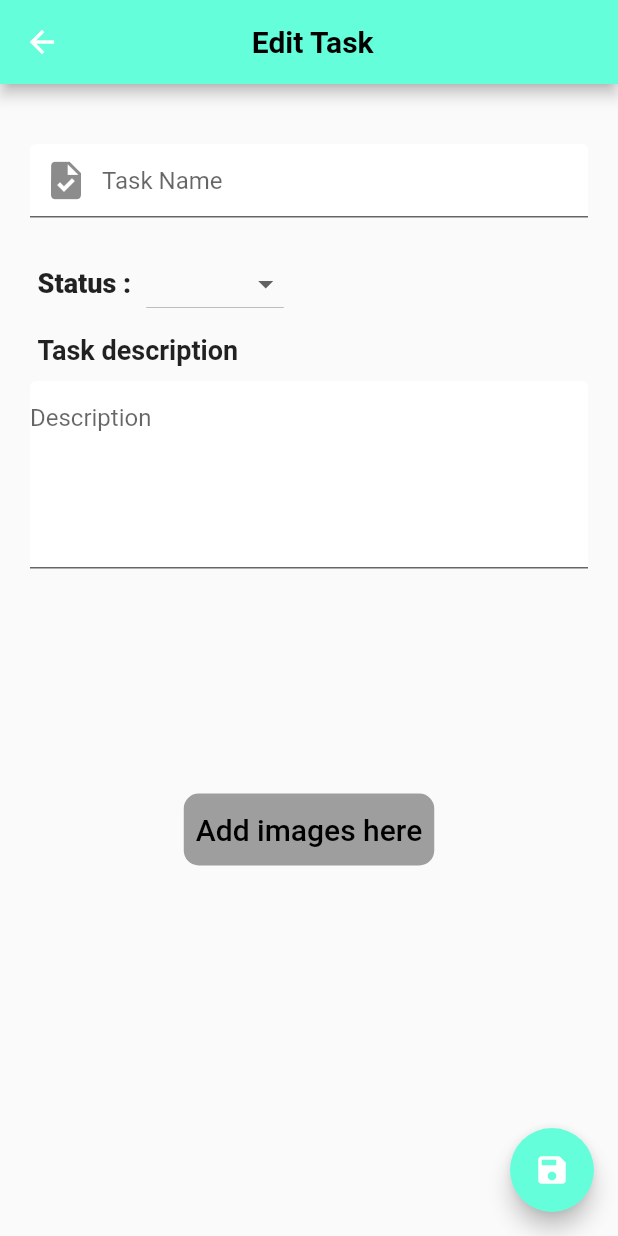
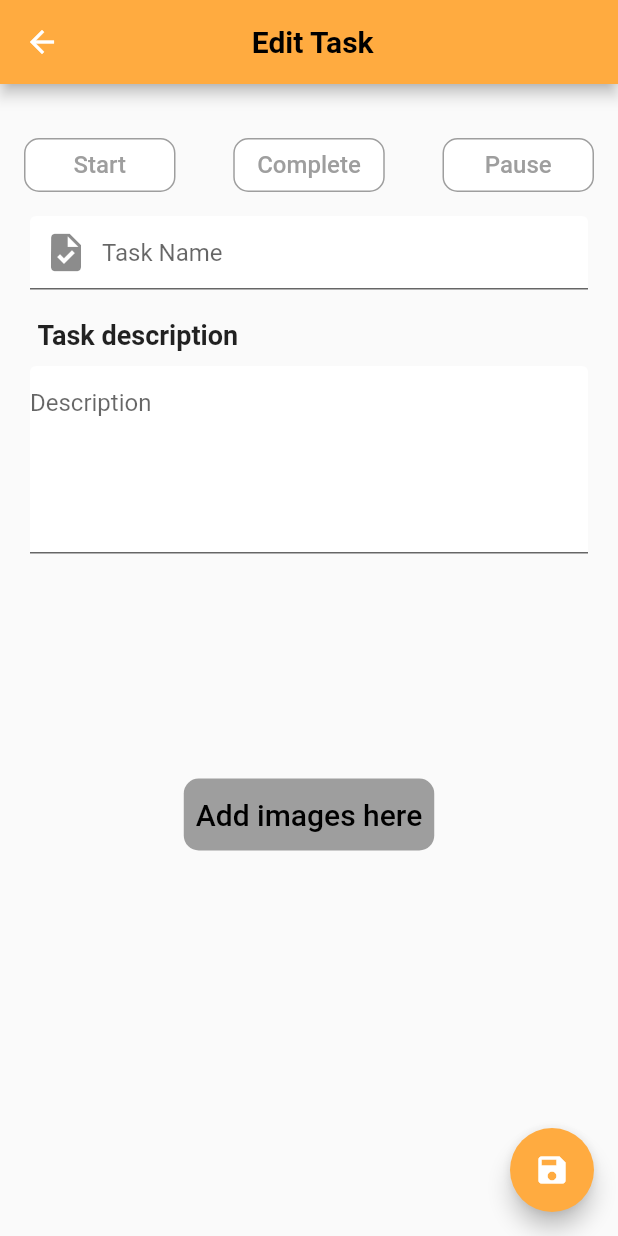
Before and after one commit to Tijogomez/Amazon, a Flutter app: the AddEditTaskScreen screen opened directly with empty values, on a phone screen of 412 x 824 dp. Run offline on Flutter 3.47's test engine with Material 2 defaults, Android fonts, the phone set to English and light mode, and no system bars; our stand-ins replace email_validator, google_maps_flutter, image_picker, shared_preferences, sqflite; accounts and stored records are empty.

Commit message:
changed dropdown to button

```diff
--- a/amazon/lib/main.dart
+++ b/amazon/lib/main.dart
@@ -26,7 +26,7 @@ class MyApp extends StatelessWidget {
         future: checkIfLoggedIn(),
         builder: (BuildContext context, AsyncSnapshot snapshot) {
           if (snapshot.connectionState == ConnectionState.done) {
-            return isLoggedIn ? HomeScreen() : LoginScreen();
+            return isLoggedIn ? const HomeScreen() : const LoginScreen();
           } else {
             return Scaffold(
               body: Center(
--- a/amazon/lib/screens/AddEditTaskScreen.dart
+++ b/amazon/lib/screens/AddEditTaskScreen.dart
@@ -1,8 +1,10 @@
 import 'dart:convert';
 
 import 'package:amazon/BloC/add_edit_task_bloc.dart';
+import 'package:amazon/BloC/home_bloc.dart';
 import 'package:amazon/db/Tasks.dart';
 import 'package:amazon/events/AddEditTaskEvents.dart';
+import 'package:amazon/events/TaskListEvents.dart';
 import 'package:amazon/screens/Image_view.dart';
 import 'package:amazon/util/TaskStatus.dart';
 import 'package:amazon/util/images.dart';
@@ -12,9 +14,12 @@ import 'package:flutter/material.dart';
 class AddEditTaskScreen extends StatefulWidget {
   final int taskId;
   final List<String> images;
-
+  final HomeBloc homeBloc;
   const AddEditTaskScreen(
-      {Key? key, required this.taskId, required this.images})
+      {Key? key,
+      required this.taskId,
+      required this.images,
+      required this.homeBloc})
       : super(key: key);
 
   @override
@@ -38,7 +43,7 @@ class _AddEditTaskScreenState extends State<AddEditTaskScreen> {
     return Scaffold(
       appBar: AppBar(
         centerTitle: true,
-        backgroundColor: Colors.tealAccent,
+        backgroundColor: Colors.orangeAccent,
         title: Text(" Edit Task",
             style: TextStyle(color: Colors.black, fontWeight: FontWeight.bold)),
       ),
@@ -53,12 +58,13 @@ class _AddEditTaskScreenState extends State<AddEditTaskScreen> {
               descController.value.copyWith(text: task?.description);
           return Scaffold(
               floatingActionButton: FloatingActionButton(
-                backgroundColor: Colors.tealAccent,
+                backgroundColor: Colors.orangeAccent,
                 child: const Icon(Icons.save),
                 onPressed: () => {
                   if (task != null)
                     {
                       _bloc.eventsSink.add(OnTaskSubmit(task)),
+                      widget.homeBloc.eventSink.add(OnRefresh()),
                       Navigator.pop(
                         context,
                       )
@@ -69,6 +75,46 @@ class _AddEditTaskScreenState extends State<AddEditTaskScreen> {
                 padding: const EdgeInsets.only(top: 30.0),
                 child: Column(
                   children: [
+                    Row(
+                      mainAxisAlignment: MainAxisAlignment.spaceBetween,
+                      children: [
+                        statusButton(
+                            text: 'Start',
+                            onTap: () {
+                              _bloc.eventsSink.add(OnTaskStatusChange(
+                                  task:
+                                      task!.copy(status: TaskStatus.STARTED)));
+                              setState(() {});
+                            },
+                            enable: getStatusButtonCheck(
+                                task?.status, TaskStatus.STARTED)),
+                        statusButton(
+                            text: 'Complete',
+                            onTap: () {
+                              _bloc.eventsSink.add(OnTaskStatusChange(
+                                  task: task!
+                                      .copy(status: TaskStatus.COMPLETED)));
+                              setState(() {});
+                              showDialog(
+                                  context: context,
+                                  builder: (BuildContext context) {
+                                    return _showCompletionDialog(context);
+                                  });
+                            },
+                            enable: getStatusButtonCheck(
+                                task?.status, TaskStatus.COMPLETED)),
+                        statusButton(
+                            text: 'Pause',
+                            onTap: () {
+                              _bloc.eventsSink.add(OnTaskStatusChange(
+                                  task: task!.copy(status: TaskStatus.PAUSED)));
+                              setState(() {});
+                            },
+                            enable: getStatusButtonCheck(
+                                task?.status, TaskStatus.PAUSED)),
+                      ],
+                    ),
+
                     Padding(
                       padding: const EdgeInsets.symmetric(
                           horizontal: 20.0, vertical: 10.0),
@@ -93,45 +139,45 @@ class _AddEditTaskScreenState extends State<AddEditTaskScreen> {
                         ),
                       ),
                     ),
-                    SizedBox(height: 10.0),
-                    Padding(
-                      padding: const EdgeInsets.only(left: 25.0),
-                      child: Row(
-                        children: [
-                          const Text(
-                            "Status :",
-                            style: TextStyle(
-                                fontSize: 18.0, fontWeight: FontWeight.w800),
-                          ),
-                          Padding(
-                            padding: const EdgeInsets.only(left: 10.0),
-                            child: DropdownButton<TaskStatus>(
-                                items: _bloc
-                                    .getPossibleTargetStatuses(
-                                        task?.status ?? TaskStatus.PENDING)
-                                    .map<DropdownMenuItem<TaskStatus>>(
-                                        (status) =>
-                                            DropdownMenuItem<TaskStatus>(
-                                                child: Text(status.name),
-                                                value: status))
-                                    .toList(),
-                                onChanged: (TaskStatus? value) {
-                                  _bloc.eventsSink.add(OnTaskStatusChange(
-                                      task: task!.copy(status: value)));
-                                  print(value);
-                                  if (value == TaskStatus.COMPLETED) {
-                                    showDialog(
-                                        context: context,
-                                        builder: (BuildContext context) {
-                                          return _showCompletionDialog(context);
-                                        });
-                                  }
-                                },
-                                value: task?.status),
-                          ),
-                        ],
-                      ),
-                    ),
+                    // SizedBox(height: 10.0),
+                    // Padding(
+                    //   padding: const EdgeInsets.only(left: 25.0),
+                    //   child: Row(
+                    //     children: [
+                    //       const Text(
+                    //         "Status :",
+                    //         style: TextStyle(
+                    //             fontSize: 18.0, fontWeight: FontWeight.w800),
+                    //       ),
+                    //       Padding(
+                    //         padding: const EdgeInsets.only(left: 10.0),
+                    //         child: DropdownButton<TaskStatus>(
+                    //             items: _bloc
+                    //                 .getPossibleTargetStatuses(
+                    //                     task?.status ?? TaskStatus.PENDING)
+                    //                 .map<DropdownMenuItem<TaskStatus>>(
+                    //                     (status) =>
+                    //                         DropdownMenuItem<TaskStatus>(
+                    //                             child: Text(status.name),
+                    //                             value: status))
+                    //                 .toList(),
+                    //             onChanged: (TaskStatus? value) {
+                    // _bloc.eventsSink.add(OnTaskStatusChange(
+                    //     task: task!.copy(status: value)));
+                    // print(value);
+                    // if (value == TaskStatus.COMPLETED) {
+                    //   showDialog(
+                    //       context: context,
+                    //       builder: (BuildContext context) {
+                    //         return _showCompletionDialog(context);
+                    //       });
+                    // }
+                    //             },
+                    //             value: task?.status),
+                    //       ),
+                    //     ],
+                    //   ),
+                    // ),
                     SizedBox(height: 10.0),
                     Row(
                       children: [
@@ -167,34 +213,6 @@ class _AddEditTaskScreenState extends State<AddEditTaskScreen> {
                         ),
                       ),
                     ),
-                    // Padding(
-                    //   padding: const EdgeInsets.only(left: 25.0),
-                    //   child: Row(
-                    //     children: [
-                    //       Text(
-                    //         "CompleteBeforeDate: ${DateFormat('dd-MM-yyyy').format(DateTime.fromMillisecondsSinceEpoch(task?.completeBeforeDate ?? 0))}",
-                    //         style: const TextStyle(
-                    //             fontSize: 18.0, fontWeight: FontWeight.w800),
-                    //       ),
-                    //       IconButton(
-                    //           onPressed: () async {
-                    //             final date = await showDatePicker(
-                    //                 context: context,
-                    //                 initialDate: DateTime.now(),
-                    //                 firstDate: DateTime.now(),
-                    //                 lastDate: DateTime(3022));
-
-                    //             _bloc.eventsSink.add(OnCompleteBeforeDateChange(
-                    //                 task: task!.copy(
-                    //                     completeBeforeDate:
-                    //                         date?.millisecondsSinceEpoch)));
-                    //           },
-                    //           icon: const Icon(Icons.calendar_today))
-                    //     ],
-                    //   ),
-                    // ),
-                    // SizedBox(height: 30.0),
-
                     Container(
                       height: 100,
                       child: ListView.builder(
@@ -238,9 +256,9 @@ class _AddEditTaskScreenState extends State<AddEditTaskScreen> {
                     ),
 
                     // Container(
-                    //   // color: Colors.tealAccent,
+                    //   // color: Colors.orangeAccent,
                     //   decoration: BoxDecoration(
-                    //     color: Colors.tealAccent,
+                    //     color: Colors.orangeAccent,
                     //     borderRadius: BorderRadius.all(Radius.circular(10.0)),
                     //   ),
                     //   child: TextButton(
@@ -261,10 +279,10 @@ class _AddEditTaskScreenState extends State<AddEditTaskScreen> {
                       height: 40.0,
                     ),
                     Container(
-                      // color: Colors.tealAccent,
+                      // color: Colors.orangeAccent,
                       decoration: BoxDecoration(
                         color: task?.status == TaskStatus.COMPLETED
-                            ? Colors.tealAccent
+                            ? Colors.orangeAccent
                             : Colors.grey,
                         borderRadius: BorderRadius.all(Radius.circular(10.0)),
                       ),
@@ -298,6 +316,51 @@ class _AddEditTaskScreenState extends State<AddEditTaskScreen> {
     );
   }
 
+  Container statusButton({text, onTap, enable}) {
+    print('-------------------------$enable------------------');
+    return Container(
+        child: ElevatedButton(
+      style: ButtonStyle(
+          shadowColor: MaterialStateProperty.all(Colors.grey.shade400),
+          elevation: MaterialStateProperty.all(0),
+          backgroundColor:
+              MaterialStateProperty.all<Color>(Colors.transparent)),
+      onPressed: enable ? onTap : null,
+      child: Container(
+        width: 101,
+        height: 36,
+        alignment: Alignment.center,
+        decoration: (BoxDecoration(
+            color: Colors.white,
+            border: Border.all(
+                color: enable ? Colors.orangeAccent : Colors.grey, width: 1),
+            borderRadius: BorderRadius.circular(10))),
+        child: Text(
+          text,
+          maxLines: 1,
+          textAlign: TextAlign.center,
+          style: TextStyle(
+            fontSize: 16,
+            color: enable ? Colors.orangeAccent : Colors.grey,
+          ),
+        ),
+      ),
+    ));
+  }
+
+  MaterialColor getColorForStatus(TaskStatus status) {
+    switch (status) {
+      case TaskStatus.PENDING:
+        return Colors.red;
+      case TaskStatus.COMPLETED:
+        return Colors.green;
+      case TaskStatus.STARTED:
+        return Colors.yellow;
+      case TaskStatus.PAUSED:
+        return Colors.grey;
+    }
+  }
+
   Widget _showCompletionDialog(BuildContext context) {
     return AlertDialog(
       title: Text("Task Completed"),
@@ -312,4 +375,63 @@ class _AddEditTaskScreenState extends State<AddEditTaskScreen> {
       ],
     );
   }
+
+  getStatusButtonCheck(status, currentStatus) {
+    switch (status) {
+      case TaskStatus.PENDING:
+        {
+          switch (currentStatus) {
+            case TaskStatus.STARTED:
+              return true;
+            case TaskStatus.PAUSED:
+              return false;
+            case TaskStatus.COMPLETED:
+              return false;
+            default:
+              return false;
+          }
+        }
+      case TaskStatus.COMPLETED:
+        {
+          switch (currentStatus) {
+            case TaskStatus.STARTED:
+              return false;
+            case TaskStatus.PAUSED:
+              return false;
+            case TaskStatus.COMPLETED:
+              return false;
+            default:
+              return false;
+          }
+        }
+      case TaskStatus.STARTED:
+        {
+          switch (currentStatus) {
+            case TaskStatus.STARTED:
+              return false;
+            case TaskStatus.PAUSED:
+              return true;
+            case TaskStatus.COMPLETED:
+              return true;
+            default:
+              return false;
+          }
+        }
+      case TaskStatus.PAUSED:
+        {
+          switch (currentStatus) {
+            case TaskStatus.STARTED:
+              return true;
+            case TaskStatus.PAUSED:
+              return false;
+            case TaskStatus.COMPLETED:
+              return false;
+            default:
+              return false;
+          }
+        }
+      default:
+        return false;
+    }
+  }
 }
--- a/amazon/lib/screens/login_screen.dart
+++ b/amazon/lib/screens/login_screen.dart
@@ -141,7 +141,7 @@ class _LoginScreenState extends State<LoginScreen> {
                           alignment: Alignment.center,
                           height: 45.0,
                           decoration: BoxDecoration(
-                            color: Colors.tealAccent,
+                            color: Colors.orangeAccent,
                             borderRadius: BorderRadius.circular(20.0),
                           ),
                           child: isLoading
@@ -174,7 +174,7 @@ class _LoginScreenState extends State<LoginScreen> {
                             ),
                             Container(
                               alignment: Alignment.center,
-                              color: Colors.tealAccent,
+                              color: Colors.orangeAccent,
                               height: 50.0,
                               child: const Text(
                                 'Sign Up',
--- a/amazon/lib/screens/register_screen.dart
+++ b/amazon/lib/screens/register_screen.dart
@@ -36,7 +36,7 @@ class _RegisterPageState extends State<RegisterPage> {
   Widget build(BuildContext context) {
     return Scaffold(
       appBar: AppBar(
-        backgroundColor: Colors.tealAccent,
+        backgroundColor: Colors.orangeAccent,
         title: const Text(
           'Sign Up Page',
           style: TextStyle(color: Colors.black),
@@ -222,7 +222,7 @@ class _RegisterPageState extends State<RegisterPage> {
                         padding: const EdgeInsets.all(8.0),
                         child: Container(
                           decoration: BoxDecoration(
-                            color: Colors.tealAccent,
+                            color: Colors.orangeAccent,
                             borderRadius:
                                 BorderRadius.all(Radius.circular(10.0)),
                           ),
@@ -231,7 +231,6 @@ class _RegisterPageState extends State<RegisterPage> {
                             child: const Text(
                               'Create Account',
                               style: TextStyle(
-                                backgroundColor: Colors.tealAccent,
                                 color: Colors.black,
                                 fontSize: 23.0,
                               ),
--- a/amazon/pubspec.yaml
+++ b/amazon/pubspec.yaml
@@ -46,6 +46,7 @@ dependencies:
   flutter_staggered_grid_view: ^0.6.1
   shared_preferences: ^2.0.13
   email_validator: ^2.0.1
+  flutter_bloc: ^8.0.1
 
 dev_dependencies:
   flutter_test:
```
Also changed, not shown: amazon/lib/screens/create_task_page.dart (+17 -13 lines), amazon/lib/screens/home_screen.dart (+17 -15 lines), amazon/lib/screens/log_screen.dart (+13 -2 lines), amazon/pubspec.lock, 3 other files.
